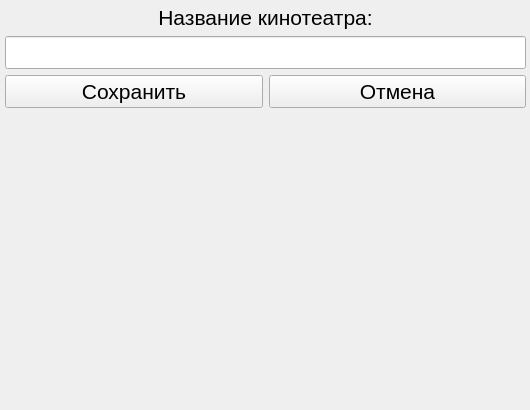
MR-Geri/cinema, file form/cinema.ui: the form before one commit.
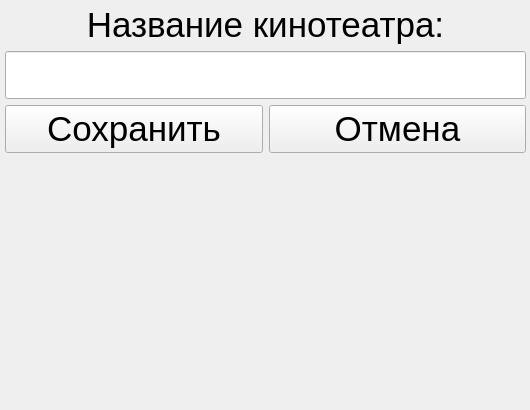
The form after the commit.

The edit to the form file:
```diff
--- a/form/cinema.ui
+++ b/form/cinema.ui
@@ -48,7 +48,7 @@
      <widget class="QPushButton" name="button_save">
       <property name="font">
        <font>
-        <pointsize>16</pointsize>
+        <pointsize>26</pointsize>
        </font>
       </property>
       <property name="text">
@@ -60,7 +60,7 @@
      <widget class="QPushButton" name="button_cancel">
       <property name="font">
        <font>
-        <pointsize>16</pointsize>
+        <pointsize>26</pointsize>
        </font>
       </property>
       <property name="text">
@@ -72,7 +72,7 @@
      <widget class="QLineEdit" name="title">
       <property name="font">
        <font>
-        <pointsize>16</pointsize>
+        <pointsize>26</pointsize>
        </font>
       </property>
       <property name="alignment">
@@ -90,7 +90,7 @@
       </property>
       <property name="font">
        <font>
-        <pointsize>16</pointsize>
+        <pointsize>26</pointsize>
         <italic>false</italic>
        </font>
       </property>
```
